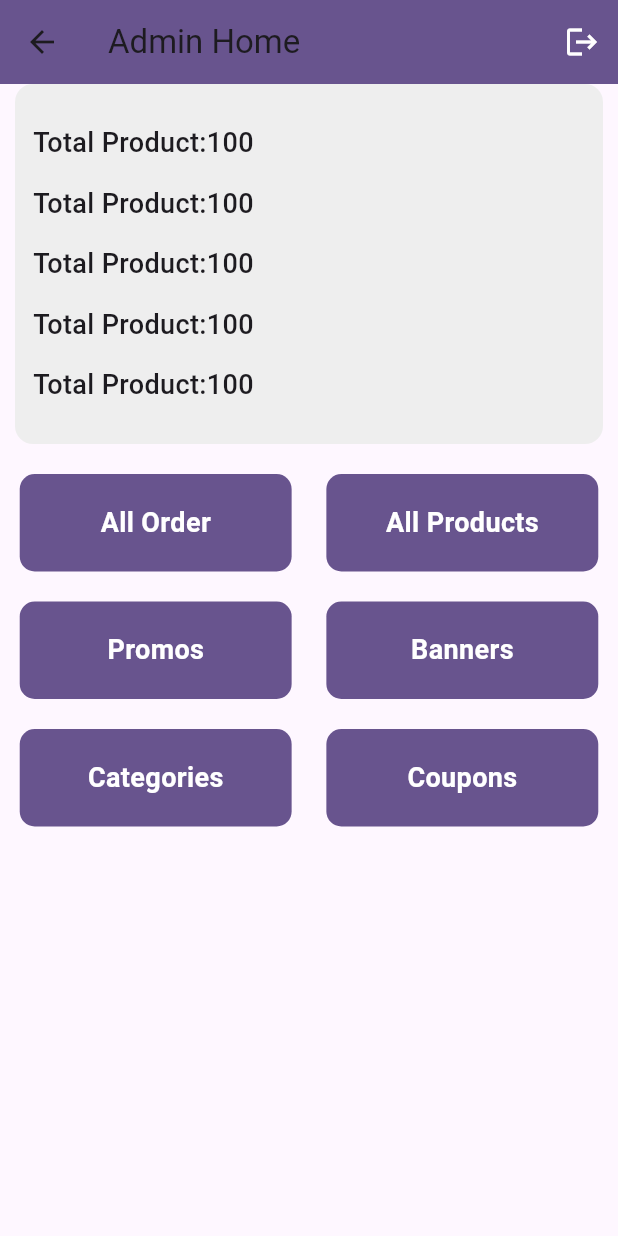
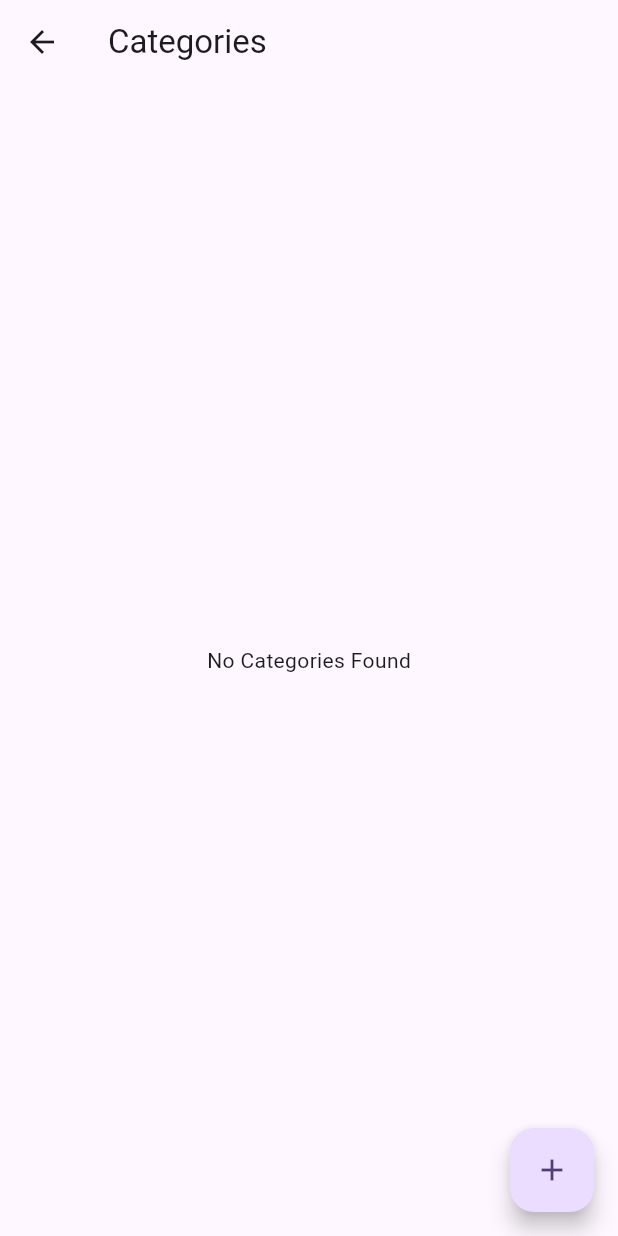
Before and after one commit to kspINFO/ecommerce-app, a Flutter app: the AdminHome screen opened by its route, after a tap on "Categories", on a phone screen of 412 x 824 dp. Run offline on Flutter 3.47's test engine with Material 3 defaults, Android fonts, the phone set to English and light mode, and no system bars; our stand-ins replace firebase_auth, firebase_core, image_picker; missing offline and left inert: firebase_cloud_firestore; accounts and stored records are empty.

Commit message:
day 10-02-2025 there will will be complite in cloud firebase functionality

```diff
--- a/lib/admin_home.dart
+++ b/lib/admin_home.dart
@@ -44,7 +44,7 @@ class _AdminHomeState extends State<AdminHome> {
               padding: EdgeInsets.all(12),
               margin: EdgeInsets.only(left: 10, right: 10, bottom: 10),
               decoration: BoxDecoration(
-                color: Colors.grey.shade200,
+                color: Colors.deepPurple.shade100,
                 borderRadius: BorderRadius.circular(12),
               ),
               child: Column(
@@ -105,7 +105,9 @@ class _AdminHomeState extends State<AdminHome> {
               children: [
                 HomeBotton(
                   name: "Categories",
-                  route: () {},
+                  route: () {
+                    Navigator.pushNamed(context, "/categories");
+                  },
                 ),
                 HomeBotton(
                   name: "Coupons",
--- /dev/null
+++ b/lib/controllers/db_service.dart
@@ -0,0 +1,39 @@
+import 'package:firebase_cloud_firestore/firebase_cloud_firestore.dart';
+
+class DbService {
+  // CAATEGORIES
+
+  // read categories from database
+  Stream<QuerySnapshot> readCategories() {
+    return FirebaseFirestore.instance
+        .collection("shop_categories")
+        .orderBy(
+          "priority",
+          descending: true,
+        )
+        .snapshots();
+  }
+
+  // create new category
+  Future createCategories({required Map<String, dynamic> data}) async {
+    await FirebaseFirestore.instance.collection("shop_categories").add(data);
+  }
+
+  // update category
+  Future updateCategories(
+      {required String docId, required Map<String, dynamic> data}) async {
+    await FirebaseFirestore.instance
+        .collection("shop_categories")
+        .doc(docId)
+        .update(data);
+  }
+
+  // delect category
+
+  Future deleteCategories({required String docId}) async {
+    await FirebaseFirestore.instance
+        .collection("shop_categories")
+        .doc(docId)
+        .delete();
+  }
+}
--- /dev/null
+++ b/lib/models/categori_models.dart
@@ -0,0 +1,37 @@
+import 'package:firebase_cloud_firestore/firebase_cloud_firestore.dart';
+
+
+class CategoriesModel {
+  String name, images, id;
+  int priority;
+
+  CategoriesModel(
+      {required this.name,
+      required this.id,
+      required this.priority,
+      required this.images,});
+
+  //  convert to json to object model
+
+  factory CategoriesModel.fromjson(Map<String, dynamic> json, String id) {
+    return CategoriesModel(
+      name: json["name"] ?? "",
+      id: id ?? "",
+      priority: json["priority"] ?? 0,
+      images: json["images"] ?? "",
+    );
+  }
+
+  // Convert List<QueryDocumentSnapshot> to List<CategoriesModel>
+
+  static List<CategoriesModel> fromJsonList(List<QueryDocumentSnapshot> list) {
+    return list
+        .map(
+          (e) => CategoriesModel.fromjson(
+            e.data() as Map<String, dynamic>,
+            e.id,
+          ),
+        )
+        .toList();
+  }
+}
--- /dev/null
+++ b/lib/providers/admin_provider.dart
@@ -0,0 +1,26 @@
+import 'dart:async';
+
+import 'package:ecommerce_admin_apps/controllers/db_service.dart';
+import 'package:firebase_cloud_firestore/firebase_cloud_firestore.dart';
+import 'package:flutter/material.dart';
+
+class AdminProvider extends ChangeNotifier {
+  List<QueryDocumentSnapshot> categories = [];
+  StreamSubscription<QuerySnapshot>? _categorySubscription;
+
+  int totalcategories = 0;
+
+  AdminProvider(){
+    getCategories();
+  }
+
+  // get all the categories
+  void getCategories() {
+    _categorySubscription?.cancel();
+    _categorySubscription = DbService().readCategories().listen((snapshot) {
+      categories = snapshot.docs;
+      totalcategories = snapshot.docs.length;
+      notifyListeners();
+    });
+  }
+}
```
Also changed, not shown: lib/main.dart (+10 -4 lines), lib/views/categories_page.dart (added, +161 -0 lines).
